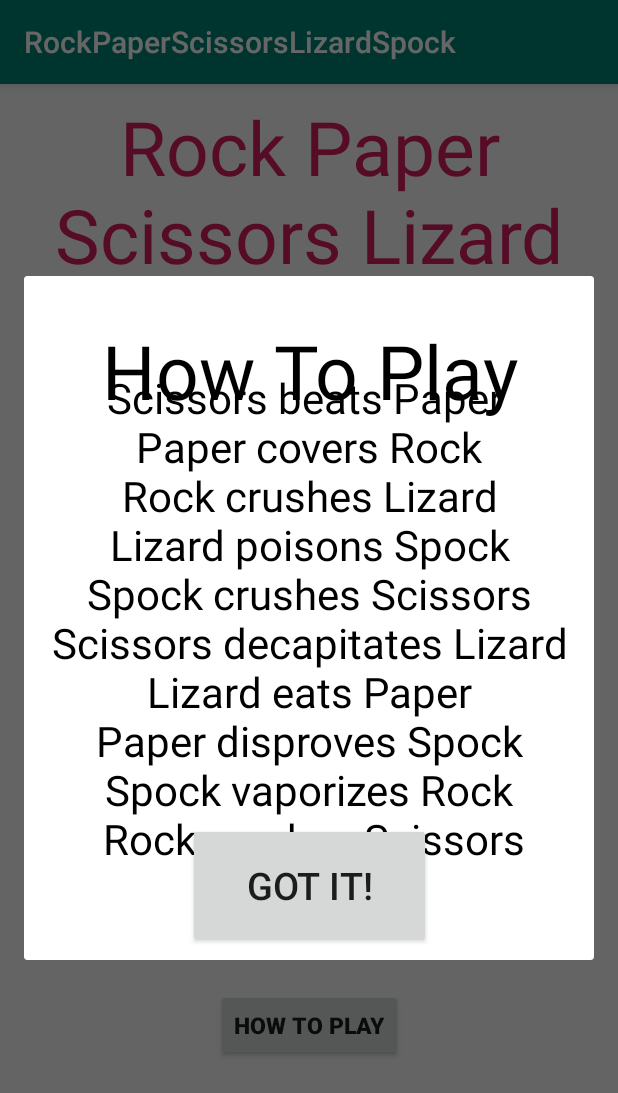
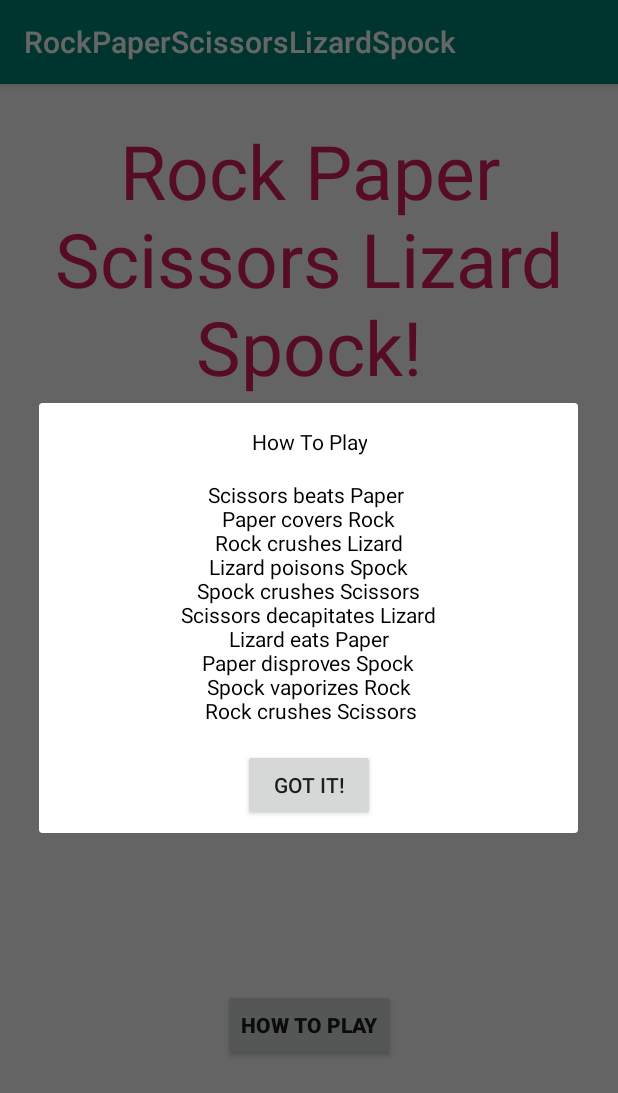
Before and after one commit to HawkinsBA/RPSLS, an Android app: the screen it shows after launch (MainActivity), after a tap on "HOW TO PLAY", on a phone screen of 412 x 824 dp. Shown: the top 1093 px of the screen. Run offline under Robolectric (Android 15) with nearby library versions, the phone set to English and light mode, and no system bars; network calls fail.

Commit message:
Fixed UI bugs.

```diff
--- a/app/src/main/java/com/example/rpsls/MainActivity.java
+++ b/app/src/main/java/com/example/rpsls/MainActivity.java
@@ -2,6 +2,7 @@ package com.example.rpsls;
 
 import android.app.Dialog;
 import android.content.Intent;
+import android.support.v7.app.AlertDialog;
 import android.support.v7.app.AppCompatActivity;
 import android.os.Bundle;
 import android.util.Log;
@@ -19,9 +20,14 @@ public class MainActivity extends AppCompatActivity {
         Button createNewGameButton = findViewById(R.id.createNewGameButton);
         Button joinGameButton = findViewById(R.id.joinGameButton);
         Button howToPlay = findViewById(R.id.howToPlay);
-        final Dialog dialog = new Dialog(this);
-        final Button gotIt = findViewById(R.id.done);
-        dialog.setContentView(R.layout.howtoplaydialog);
+
+        View mView = getLayoutInflater().inflate(R.layout.how_to_play_dialog, null);
+        AlertDialog.Builder mBuilder = new AlertDialog.Builder(MainActivity.this);
+        mBuilder.setView(mView);
+        final AlertDialog dialog = mBuilder.create();
+        dialog.setContentView(R.layout.how_to_play_dialog);
+
+        final Button gotIt = mView.findViewById(R.id.done);
 
         createNewGameButton.setOnClickListener(new View.OnClickListener() {
             @Override
@@ -42,13 +48,16 @@ public class MainActivity extends AppCompatActivity {
         howToPlay.setOnClickListener(new View.OnClickListener() {
             @Override
             public void onClick(View view) {
+                Log.d(TAG, "onClick: howToPlay pressed.");
                 dialog.show();
-                gotIt.setOnClickListener(new View.OnClickListener() {
-                    @Override
-                    public void onClick(View view) {
-                        finish();
-                    }
-                });
+            }
+        });
+
+        gotIt.setOnClickListener(new View.OnClickListener() {
+            @Override
+            public void onClick(View view) {
+                Log.d(TAG, "onClick: gotIt pressed.");
+                dialog.dismiss();
             }
         });
     }
--- a/app/src/main/res/layout/activity_main.xml
+++ b/app/src/main/res/layout/activity_main.xml
@@ -8,10 +8,10 @@
 
     <TextView
         android:id="@+id/textView"
-        android:layout_width="345dp"
-        android:layout_height="188dp"
+        android:layout_width="wrap_content"
+        android:layout_height="wrap_content"
         android:layout_marginStart="8dp"
-        android:layout_marginTop="8dp"
+        android:layout_marginTop="24dp"
         android:layout_marginEnd="8dp"
         android:gravity="center_horizontal"
         android:text="Rock Paper Scissors Lizard Spock!"
@@ -31,10 +31,9 @@
         android:layout_marginTop="32dp"
         android:layout_marginEnd="8dp"
         android:text="Create New Game"
-        android:textSize="25dp"
         android:textStyle="bold"
         app:layout_constraintEnd_toEndOf="parent"
-        app:layout_constraintHorizontal_bias="0.495"
+        app:layout_constraintHorizontal_bias="0.496"
         app:layout_constraintStart_toStartOf="parent"
         app:layout_constraintTop_toBottomOf="@+id/textView" />
 
@@ -47,7 +46,6 @@
         android:layout_marginEnd="8dp"
         android:layout_marginBottom="8dp"
         android:text="How to Play"
-        android:textSize="15dp"
         android:textStyle="bold"
         app:layout_constraintBottom_toBottomOf="parent"
         app:layout_constraintEnd_toEndOf="parent"
@@ -63,7 +61,6 @@
         android:layout_marginTop="32dp"
         android:layout_marginEnd="8dp"
         android:text="Join a Game"
-        android:textSize="25dp"
         android:textStyle="bold"
         app:layout_constraintEnd_toEndOf="parent"
         app:layout_constraintHorizontal_bias="0.495"
--- a/app/src/main/res/layout/howtoplaydialog.xml
+++ b/app/src/main/res/layout/how_to_play_dialog.xml
@@ -8,46 +8,42 @@
 
     <TextView
         android:id="@+id/textView2"
-        android:layout_width="360dp"
-        android:layout_height="440dp"
+        android:layout_width="wrap_content"
+        android:layout_height="wrap_content"
         android:layout_marginStart="8dp"
-        android:layout_marginTop="8dp"
+        android:layout_marginTop="16dp"
         android:layout_marginEnd="8dp"
-        android:layout_marginBottom="8dp"
         android:gravity="center"
         android:text="Scissors beats Paper \n Paper covers Rock \n Rock crushes Lizard \n Lizard poisons Spock \n Spock crushes Scissors \n Scissors decapitates Lizard \n Lizard eats Paper \n Paper disproves Spock \n Spock vaporizes Rock \n Rock crushes Scissors"
         android:textColor="@android:color/black"
-        android:textSize="28dp"
+        app:layout_constraintEnd_toEndOf="parent"
+        app:layout_constraintStart_toStartOf="parent"
+        app:layout_constraintTop_toBottomOf="@+id/textView3" />
+
+    <Button
+        android:id="@+id/done"
+        android:layout_width="wrap_content"
+        android:layout_height="wrap_content"
+        android:layout_marginStart="8dp"
+        android:layout_marginTop="16dp"
+        android:layout_marginEnd="8dp"
+        android:layout_marginBottom="8dp"
+        android:text="Got it!"
         app:layout_constraintBottom_toBottomOf="parent"
         app:layout_constraintEnd_toEndOf="parent"
         app:layout_constraintStart_toStartOf="parent"
-        app:layout_constraintTop_toTopOf="parent"
-        app:layout_constraintVertical_bias="0.344" />
-
-    <Button
-        android:id="@+id/done"
-        android:layout_width="162dp"
-        android:layout_height="83dp"
-        android:layout_marginStart="8dp"
-        android:layout_marginEnd="8dp"
-        android:layout_marginBottom="8dp"
-        android:text="Got it!"
-        android:textSize="25dp"
-        app:layout_constraintBottom_toBottomOf="parent"
-        app:layout_constraintEnd_toEndOf="parent"
-        app:layout_constraintStart_toStartOf="parent" />
+        app:layout_constraintTop_toBottomOf="@+id/textView2" />
 
     <TextView
         android:id="@+id/textView3"
-        android:layout_width="365dp"
-        android:layout_height="110dp"
+        android:layout_width="wrap_content"
+        android:layout_height="wrap_content"
         android:layout_marginStart="8dp"
-        android:layout_marginTop="8dp"
+        android:layout_marginTop="16dp"
         android:layout_marginEnd="8dp"
+        android:gravity="center"
         android:text="How To Play"
-        android:textSize="50dp"
         android:textColor="@android:color/black"
-        android:gravity="center"
         app:layout_constraintEnd_toEndOf="parent"
         app:layout_constraintStart_toStartOf="parent"
         app:layout_constraintTop_toTopOf="parent" />
```
